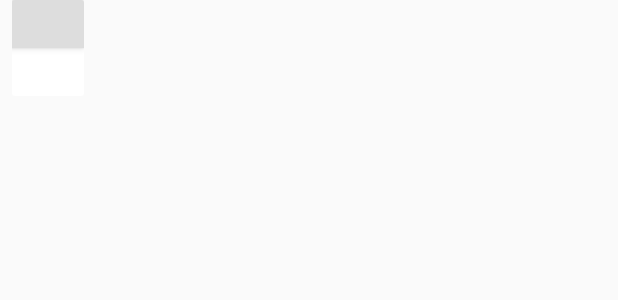
After one commit to samueljrush/bqbl2, an Android app: the layout counter.xml on its own in the app's theme, with its tools: preview values and no code run, on a phone screen of 412 x 824 dp. The commit adds this screen. Shown: the top 300 px of the screen. Run offline under Robolectric (Android 15) with nearby library versions, the phone set to English and light mode, and no system bars; network calls fail.

Commit message:
11th commit

```diff
--- a/mobile/src/main/AndroidManifest.xml
+++ b/mobile/src/main/AndroidManifest.xml
@@ -78,7 +78,7 @@
         <activity
             android:name=".ProfileActivity"
             android:label="@string/title_activity_profile"
-            android:theme="@style/AppCompatTheme.DarkActionBar">
+            android:theme="@style/AppCompatTheme">
         </activity>
 
         <activity
--- a/mobile/src/main/java/io/bqbl/MainActivity.java
+++ b/mobile/src/main/java/io/bqbl/MainActivity.java
@@ -8,6 +8,7 @@ import android.support.v4.widget.DrawerLayout;
 import android.support.v7.app.ActionBar;
 import android.support.v7.app.AppCompatActivity;
 import android.support.v7.widget.Toolbar;
+import android.util.Log;
 import android.view.Menu;
 import android.view.MenuItem;
 
@@ -48,6 +49,7 @@ public class MainActivity extends AppCompatActivity
     mNavigationDrawerFragment.setUp(
         R.id.navigation_drawer,
         mDrawerLayout);
+    Log.d(logTag(this), "Main Activity Created");
   }
 
   @Override
--- a/mobile/src/main/java/io/bqbl/MyApplication.java
+++ b/mobile/src/main/java/io/bqbl/MyApplication.java
@@ -66,7 +66,6 @@ public class MyApplication extends Application {
         defaultUncaughtExceptionHandler.uncaughtException(thread, ex);
       }
     });
-    getDeviceToken();
     mInstance = this;
   }
 
--- a/mobile/src/main/java/io/bqbl/ProfileActivity.java
+++ b/mobile/src/main/java/io/bqbl/ProfileActivity.java
@@ -28,7 +28,7 @@ public class ProfileActivity extends AppCompatActivity {
     setContentView(R.layout.activity_profile);
 
     ActionBar actionBar = getSupportActionBar();
-    actionBar.setDisplayHomeAsUpEnabled(true);
+    //actionBar.setDisplayHomeAsUpEnabled(true);
     //actionBar.setTitle(getIntent().getStringExtra(EXTRA_USER_NAME));
 
     //mToolbar = (Toolbar) findViewById(R.id.main_toolbar);
--- a/mobile/src/main/java/io/bqbl/utils/WebUtils.java
+++ b/mobile/src/main/java/io/bqbl/utils/WebUtils.java
@@ -82,6 +82,4 @@ public final class WebUtils {
         });
     MyApplication.getInstance().addToRequestQueue(request);
   }
-
-
 }
--- /dev/null
+++ b/mobile/src/main/res/drawable/counter_bottom.xml
@@ -0,0 +1,8 @@
+<?xml version="1.0" encoding="utf-8"?>
+<shape
+    xmlns:android="http://schemas.android.com/apk/res/android"
+    android:shape="rectangle">
+    <corners android:bottomLeftRadius="@dimen/counter_corner_radius"
+             android:bottomRightRadius="@dimen/counter_corner_radius"/>
+    <solid android:color="@android:color/white"/>
+</shape>
--- /dev/null
+++ b/mobile/src/main/res/drawable/counter_top.xml
@@ -0,0 +1,8 @@
+<?xml version="1.0" encoding="utf-8"?>
+<shape
+    xmlns:android="http://schemas.android.com/apk/res/android"
+    android:shape="rectangle">
+    <corners android:topLeftRadius="@dimen/counter_corner_radius"
+             android:topRightRadius="@dimen/counter_corner_radius"/>
+    <solid android:color="@android:color/white"/>
+</shape>
--- /dev/null
+++ b/mobile/src/main/res/layout/counter.xml
@@ -0,0 +1,36 @@
+<?xml version="1.0" encoding="utf-8"?>
+<RelativeLayout xmlns:android="http://schemas.android.com/apk/res/android"
+                android:layout_width="48dp"
+                android:layout_height="@dimen/counter_height"
+                android:layout_marginLeft="8dp"
+                android:layout_marginRight="8dp">
+
+    <LinearLayout
+        android:layout_width="match_parent"
+        android:layout_height="match_parent"
+        android:layout_gravity="center"
+        android:orientation="vertical">
+
+        <View
+            android:layout_width="match_parent"
+            android:layout_height="match_parent"
+            android:layout_weight=".5"
+            android:elevation="3dp"
+            android:background="@drawable/counter_top"
+            android:backgroundTint="#FFDDDDDD"/>
+
+        <View
+            android:layout_width="match_parent"
+            android:layout_height="match_parent"
+            android:layout_weight=".5"
+            android:background="@drawable/counter_bottom"/>
+    </LinearLayout>
+
+    <TextView
+        android:id="@android:id/text1"
+        android:layout_width="match_parent"
+        android:layout_height="match_parent"
+        android:gravity="center"
+        android:padding="16dp"
+        android:textSize="24dp"/>
+</RelativeLayout>
--- a/mobile/src/main/res/values/dimens.xml
+++ b/mobile/src/main/res/values/dimens.xml
@@ -7,4 +7,7 @@
          https://developer.android.com/design/patterns/navigation-drawer.html -->
     <dimen name="navigation_drawer_width">240dp</dimen>
     <dimen name="sport_icon_width">36dp</dimen>
+    <dimen name="counter_corner_radius">2dp</dimen>
+    <dimen name="counter_height">64dp</dimen>
+    <dimen name="counter_half_height">32dp</dimen>
 </resources>
```
Also changed, not shown: mobile/src/main/java/io/bqbl/ProfileFragment.java (+44 -3 lines), mobile/src/main/java/io/bqbl/WelcomeActivityFragment.java (+10 -6 lines), mobile/src/main/res/layout/fragment_profile.xml (+45 -32 lines).
